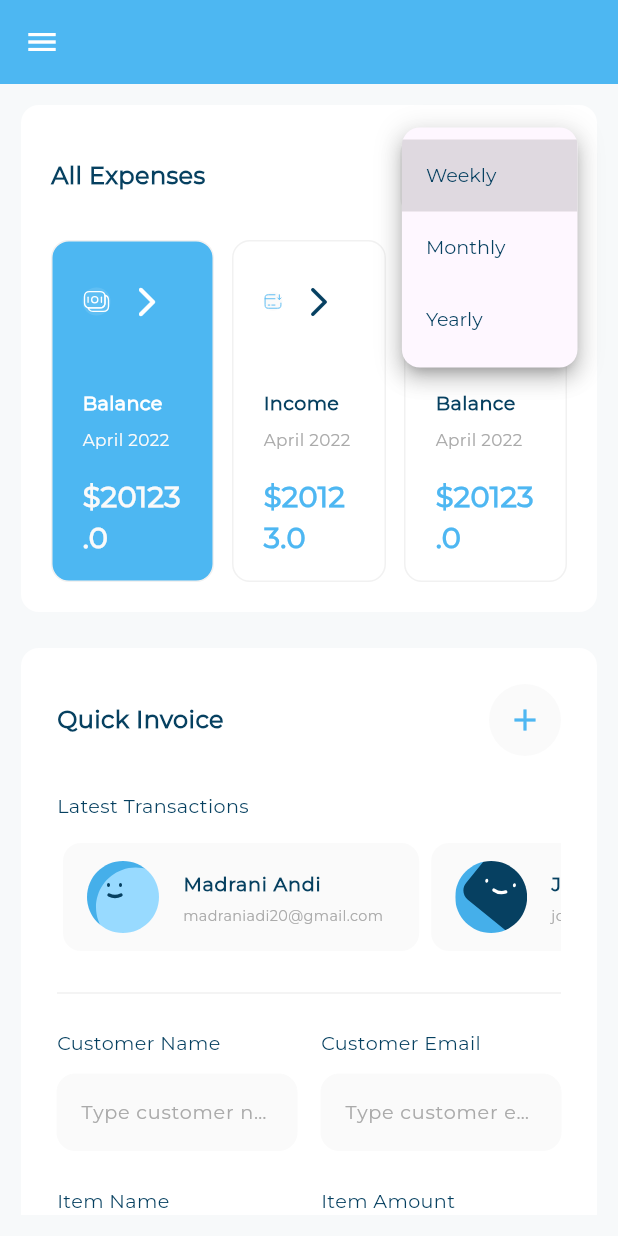
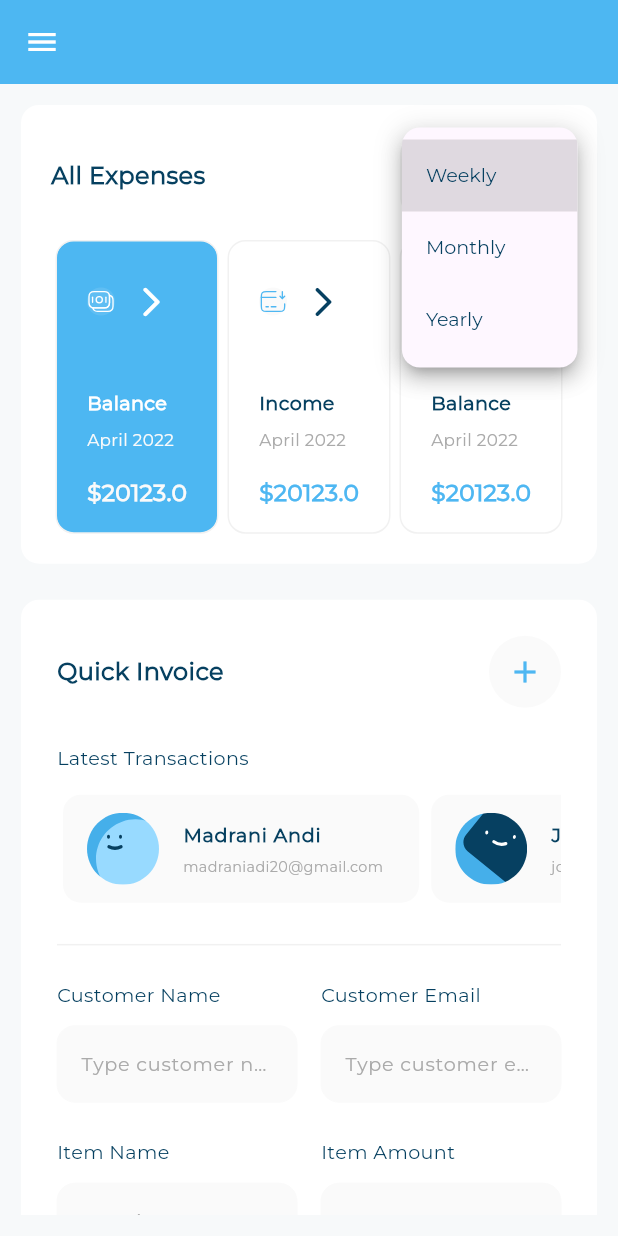
Before and after one commit to omarabady1/Responsive-Admin-Dashboard, a Flutter app: the screen it shows after launch, after a tap on "Weekly", on a phone screen of 412 x 824 dp. Run offline on Flutter 3.47's test engine with Material 3 defaults, Android fonts, the phone set to English and light mode, and no system bars; our stand-ins replace device_preview, expandable_page_view, fl_chart, flutter_svg.

Commit message:
Responsive Mobile Layout

```diff
--- a/lib/main.dart
+++ b/lib/main.dart
@@ -1,8 +1,11 @@
+import 'package:device_preview/device_preview.dart';
 import 'package:flutter/material.dart';
 import 'package:responsive_admin_dashboard/home_view.dart';
 
 void main() {
-  runApp(const AdminDashboard());
+  runApp(
+    DevicePreview(enabled: false, builder: (context) => const AdminDashboard()),
+  );
 }
 
 class AdminDashboard extends StatelessWidget {
@@ -11,6 +14,8 @@ class AdminDashboard extends StatelessWidget {
   @override
   Widget build(BuildContext context) {
     return MaterialApp(
+      locale: DevicePreview.locale(context),
+      builder: DevicePreview.appBuilder,
       debugShowCheckedModeBanner: false,
       home: HomeView(),
     );
--- a/lib/widgets/active_and_inactive_item.dart
+++ b/lib/widgets/active_and_inactive_item.dart
@@ -59,24 +59,35 @@ class ActiveItem extends StatelessWidget {
               ],
             ),
             SizedBox(height: 34),
-            Text(
-              item.title,
-              style: AppStyle.styleSemiBold16(context).copyWith(color: Colors.white),
+            FittedBox(
+              fit: BoxFit.scaleDown,
+              child: Text(
+                item.title,
+                style: AppStyle.styleSemiBold16(
+                  context,
+                ).copyWith(color: Colors.white),
+              ),
             ),
             SizedBox(height: 8),
 
-            Text(
-              item.date,
-              style: AppStyle.styleRegular14(context).copyWith(
-                color: const Color(0xFFFAFAFA),
+            FittedBox(
+              fit: BoxFit.scaleDown,
+              child: Text(
+                item.date,
+                style: AppStyle.styleRegular14(
+                  context,
+                ).copyWith(color: const Color(0xFFFAFAFA)),
               ),
             ),
             SizedBox(height: 16),
 
-            Text(
-              '\$${item.amount}',
-              style: AppStyle.styleSemiBold24(context).copyWith(
-                color: const Color(0xFFFAFAFA),
+            FittedBox(
+              fit: BoxFit.scaleDown,
+              child: Text(
+                '\$${item.amount}',
+                style: AppStyle.styleSemiBold24(
+                  context,
+                ).copyWith(color: const Color(0xFFFAFAFA)),
               ),
             ),
           ],
@@ -142,13 +153,25 @@ class InActiveItem extends StatelessWidget {
               ],
             ),
             SizedBox(height: 34),
-            Text(item.title, style: AppStyle.styleSemiBold16(context)),
+            FittedBox(
+              fit: BoxFit.scaleDown,
+              child: Text(item.title, style: AppStyle.styleSemiBold16(context)),
+            ),
             SizedBox(height: 8),
 
-            Text(item.date, style: AppStyle.styleRegular14(context)),
+            FittedBox(
+              fit: BoxFit.scaleDown,
+              child: Text(item.date, style: AppStyle.styleRegular14(context)),
+            ),
             SizedBox(height: 16),
 
-            Text('\$${item.amount}', style: AppStyle.styleSemiBold24(context)),
+            FittedBox(
+              fit: BoxFit.scaleDown,
+              child: Text(
+                '\$${item.amount}',
+                style: AppStyle.styleSemiBold24(context),
+              ),
+            ),
           ],
         ),
       ),
--- a/lib/widgets/all_expenses_list.dart
+++ b/lib/widgets/all_expenses_list.dart
@@ -48,11 +48,7 @@ class _AllExpensesListState extends State<AllExpensesList> {
               }
             },
             child: Padding(
-              padding: index == 1
-                  ? EdgeInsetsGeometry.symmetric(horizontal: 6)
-                  : index == 0
-                  ? EdgeInsetsGeometry.only(right: 6)
-                  : EdgeInsetsGeometry.only(left: 6),
+              padding: EdgeInsetsGeometry.symmetric(horizontal: 3),
               child: ExpensesCardItem(
                 item: item,
                 isActive: index == currentIndex,
--- a/lib/widgets/user_info_list_tile.dart
+++ b/lib/widgets/user_info_list_tile.dart
@@ -18,7 +18,7 @@ class UserInfoListTile extends StatelessWidget {
       child: ListTile(
         leading: SvgPicture.asset(user.image),
         title: Text(user.name, style: AppStyle.styleSemiBold16(context)),
-        subtitle: Text(user.email, style: AppStyle.styleRegular12(context)),
+        subtitle: FittedBox(fit: BoxFit.scaleDown, child: Text(user.email, style: AppStyle.styleRegular12(context))),
       ),
     );
   }
--- a/pubspec.yaml
+++ b/pubspec.yaml
@@ -37,6 +37,7 @@ dependencies:
   flutter_svg: ^2.2.2
   expandable_page_view: ^1.0.17
   fl_chart: ^1.1.1
+  device_preview: ^1.3.1
 
 dev_dependencies:
   flutter_test:
```
Also changed, not shown: pubspec.lock, 1 other file.
